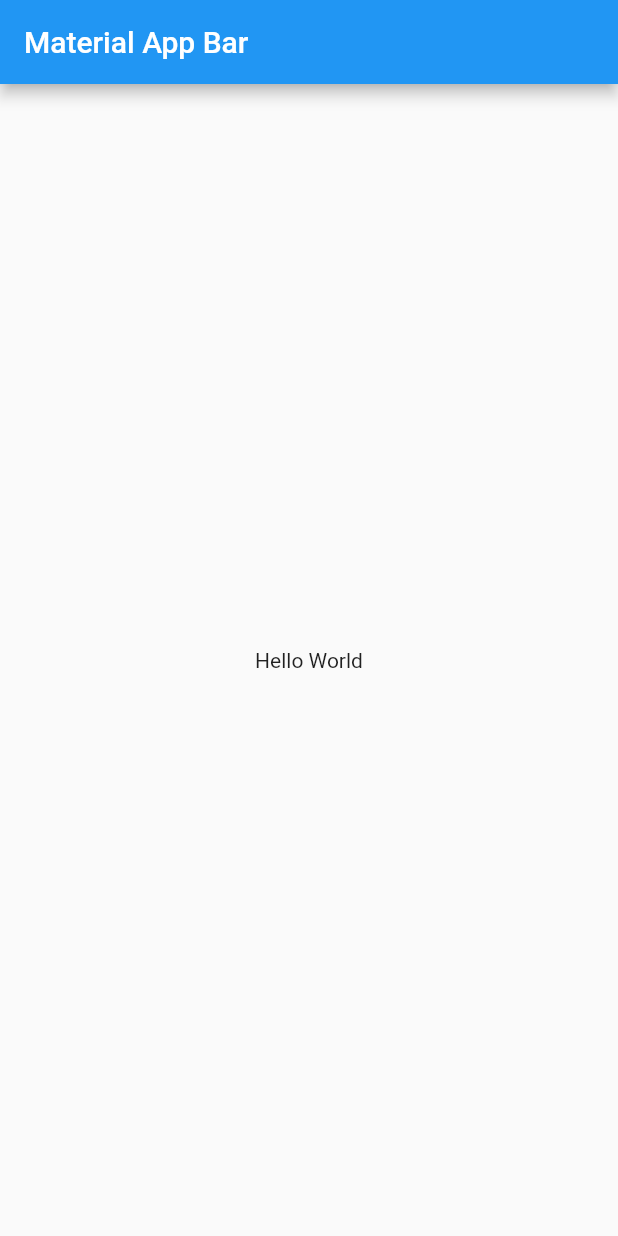
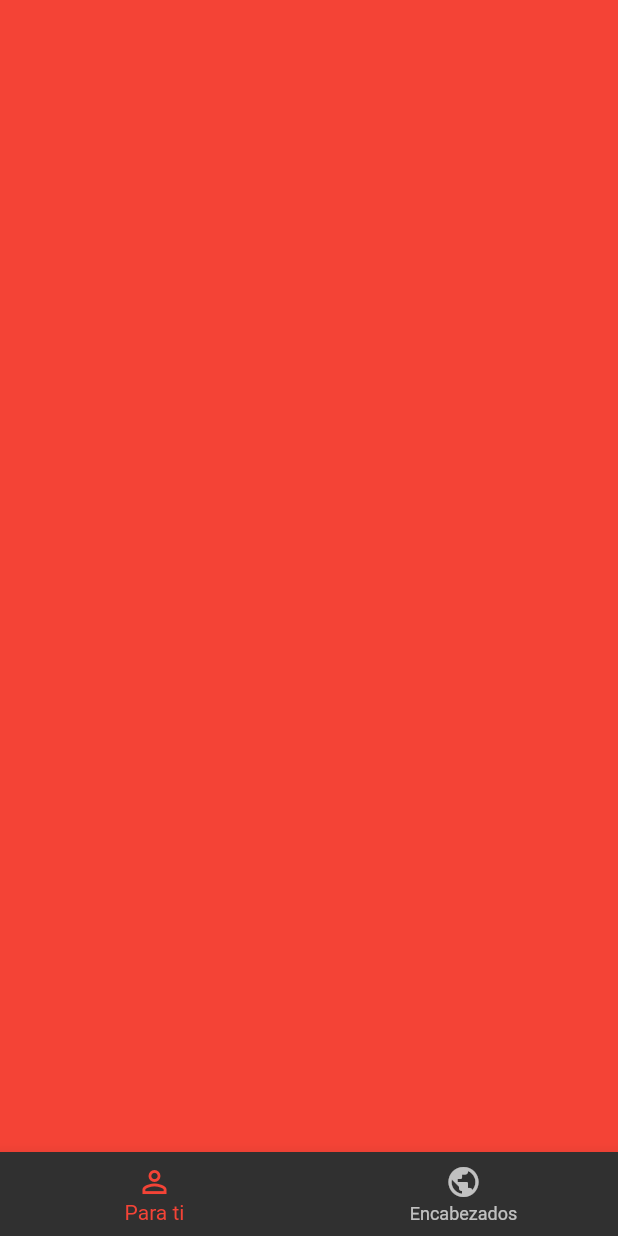
Before and after one commit to karlosDev416/flutter_news_app, a Flutter app: the screen it shows after launch, on a phone screen of 412 x 824 dp. Run offline on Flutter 3.47's test engine with Material 2 defaults, Android fonts, the phone set to English and light mode, and no system bars.

Commit message:
Add initial tabs

```diff
--- a/lib/main.dart
+++ b/lib/main.dart
@@ -1,4 +1,6 @@
 import 'package:flutter/material.dart';
+import 'package:flutter_news_app/src/pages/tabs_page.dart';
+import 'package:flutter_news_app/src/theme/theme.dart';
 
 void main() => runApp(const MyApp());
 
@@ -8,16 +10,9 @@ class MyApp extends StatelessWidget {
   @override
   Widget build(BuildContext context) {
     return MaterialApp(
-      debugShowCheckedModeBanner: false,
-      title: 'Material App',
-      home: Scaffold(
-        appBar: AppBar(
-          title: const Text('Material App Bar'),
-        ),
-        body: const Center(
-          child: Text('Hello World'),
-        ),
-      ),
-    );
+        debugShowCheckedModeBanner: false,
+        title: 'Material App',
+        theme: myTheme,
+        home: TabsPage());
   }
 }
--- /dev/null
+++ b/lib/src/pages/tabs_page.dart
@@ -0,0 +1,47 @@
+import 'package:flutter/material.dart';
+
+class TabsPage extends StatelessWidget {
+  @override
+  Widget build(BuildContext context) {
+    return Scaffold(
+      body: _Pages(),
+      bottomNavigationBar: _Navigation(),
+    );
+  }
+}
+
+class _Navigation extends StatelessWidget {
+  const _Navigation({
+    super.key,
+  });
+
+  @override
+  Widget build(BuildContext context) {
+    return BottomNavigationBar(currentIndex: 0, items: const [
+      BottomNavigationBarItem(
+          icon: Icon(Icons.person_outline), label: 'Para ti'),
+      BottomNavigationBarItem(icon: Icon(Icons.public), label: 'Encabezados')
+    ]);
+  }
+}
+
+class _Pages extends StatelessWidget {
+  const _Pages({
+    super.key,
+  });
+
+  @override
+  Widget build(BuildContext context) {
+    return PageView(
+      physics: const NeverScrollableScrollPhysics(),
+      children: [
+        Container(
+          color: Colors.red,
+        ),
+        Container(
+          color: Colors.green,
+        ),
+      ],
+    );
+  }
+}
--- /dev/null
+++ b/lib/src/theme/theme.dart
@@ -0,0 +1,3 @@
+import 'package:flutter/material.dart';
+
+final myTheme = ThemeData.dark().copyWith(accentColor: Colors.red);
```
Also changed, not shown: lib/src/pages/tab1_page.dart (added), lib/src/pages/tab2_page.dart (added).
